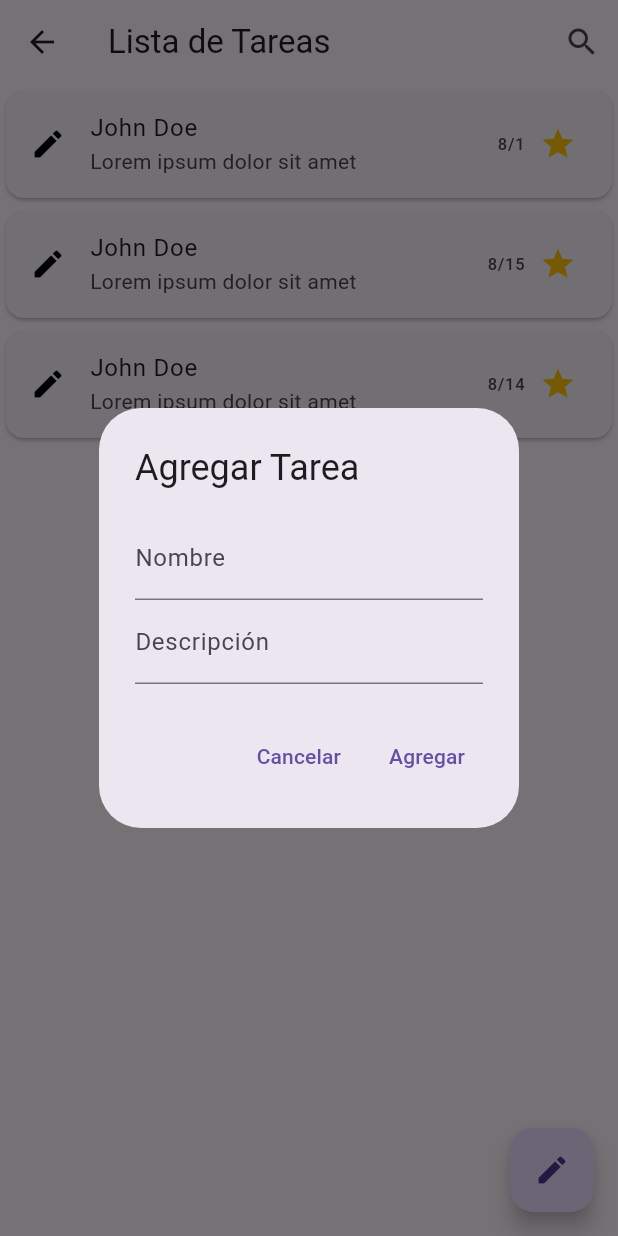
After one commit to Man2021x/Examen1_programovil_q3_2024, a Flutter app: the TaskListWidget screen opened directly, after a tap on the "edit" icon, on a phone screen of 412 x 824 dp. The commit adds this screen. Run offline on Flutter 3.47's test engine with Material 3 defaults, Android fonts, the phone set to English and light mode, and no system bars.

```diff
--- /dev/null
+++ b/app_ceutec_examen1/lib/task_list.dart
@@ -0,0 +1,115 @@
+import 'package:flutter/material.dart';
+
+class TaskListWidget extends StatefulWidget {
+  const TaskListWidget({super.key});
+
+  @override
+  TaskListWidgetState createState() => TaskListWidgetState();
+}
+
+class TaskListWidgetState extends State<TaskListWidget> {
+  List<Task> tasks = [
+    Task('John Doe', 'Lorem ipsum dolor sit amet', DateTime(2024, 8, 1)),
+    Task('John Doe', 'Lorem ipsum dolor sit amet', DateTime(2024, 8, 15)),
+    Task('John Doe', 'Lorem ipsum dolor sit amet', DateTime(2024, 8, 14)),
+
+  ];
+
+  void _addTask() {
+    showDialog(
+      context: context,
+      builder: (BuildContext context) {
+        final TextEditingController nameController = TextEditingController();
+        final TextEditingController descriptionController = TextEditingController();
+
+        return AlertDialog(
+          title: const Text('Agregar Tarea'),
+          content: Column(
+            mainAxisSize: MainAxisSize.min,
+            children: <Widget>[
+              TextField(
+                controller: nameController,
+                decoration: const InputDecoration(labelText: 'Nombre'),
+              ),
+              TextField(
+                controller: descriptionController,
+                decoration: const InputDecoration(labelText: 'Descripción'),
+              ),
+            ],
+          ),
+          actions: <Widget>[
+            TextButton(
+              child: const Text('Cancelar'),
+              onPressed: () {
+                Navigator.of(context).pop();
+              },
+            ),
+            TextButton(
+              child: const Text('Agregar'),
+              onPressed: () {
+                setState(() {
+                  tasks.add(Task(
+                    nameController.text,
+                    descriptionController.text,
+                    DateTime.now(),
+                  ));
+                });
+                Navigator.of(context).pop();
+              },
+            ),
+          ],
+        );
+      },
+    );
+  }
+
+  @override
+  Widget build(BuildContext context) {
+    return Scaffold(
+      appBar: AppBar(
+        title: const Text('Lista de Tareas'),
+        actions: [
+          IconButton(
+            icon: const Icon(Icons.search),
+            onPressed: () {
+              // Acción de búsqueda
+            },
+          ),
+        ],
+      ),
+      body: ListView.builder(
+        itemCount: tasks.length,
+        itemBuilder: (context, index) {
+          final task = tasks[index];
+          return Card(
+            child: ListTile(
+              leading: const Icon(Icons.edit, color: Colors.black),
+              title: Text(task.name),
+              subtitle: Text(task.description),
+              trailing: Row(
+                mainAxisSize: MainAxisSize.min,
+                children: <Widget>[
+                  Text('${task.date.month}/${task.date.day}'),
+                  const SizedBox(width: 10),
+                  const Icon(Icons.star, color: Colors.amber),
+                ],
+              ),
+            ),
+          );
+        },
+      ),
+      floatingActionButton: FloatingActionButton(
+        onPressed: _addTask,
+        child: const Icon(Icons.edit),
+      ),
+    );
+  }
+}
+
+class Task {
+  String name;
+  String description;
+  DateTime date;
+
+  Task(this.name, this.description, this.date);
+}
```
Also changed, not shown: app_ceutec_examen1/lib/main.dart (+14 -5 lines), app_ceutec_examen1/lib/podcast_widget.dart (added, +127 -0 lines).
